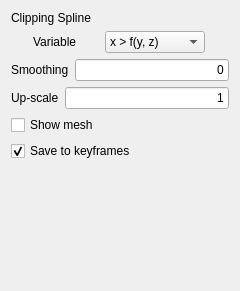
ShangWangLab/OpenChronoMorphViewer, file ui/settings_clipping_spline.ui: the form before one commit.
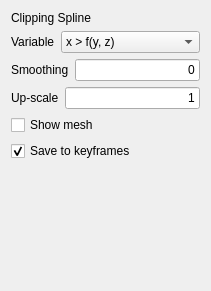
The form after the commit.

Commit message: Improved the UI for macOS and Windows

What changed in the file:
```diff
--- a/ui/settings_clipping_spline.ui
+++ b/ui/settings_clipping_spline.ui
@@ -6,7 +6,7 @@
    <rect>
     <x>0</x>
     <y>0</y>
-    <width>240</width>
+    <width>211</width>
     <height>291</height>
    </rect>
   </property>
@@ -68,16 +68,10 @@
      </item>
      <item>
       <widget class="QComboBox" name="select_variable">
-       <property name="sizePolicy">
-        <sizepolicy hsizetype="Maximum" vsizetype="Fixed">
-         <horstretch>0</horstretch>
-         <verstretch>0</verstretch>
-        </sizepolicy>
-       </property>
-       <property name="maximumSize">
+       <property name="minimumSize">
         <size>
-         <width>100</width>
-         <height>16777215</height>
+         <width>10</width>
+         <height>0</height>
         </size>
        </property>
        <property name="focusPolicy">
@@ -131,10 +125,10 @@
      </item>
      <item>
       <widget class="QLineEdit" name="edit_regularization">
-       <property name="maximumSize">
+       <property name="minimumSize">
         <size>
-         <width>16777215</width>
-         <height>16777215</height>
+         <width>10</width>
+         <height>0</height>
         </size>
        </property>
        <property name="toolTip">
@@ -164,6 +158,12 @@
      </item>
      <item>
       <widget class="QLineEdit" name="edit_upscale">
+       <property name="minimumSize">
+        <size>
+         <width>10</width>
+         <height>0</height>
+        </size>
+       </property>
        <property name="toolTip">
         <string>Values &gt;1 speed up mask generation at the cost of lower resolution.</string>
        </property>
```
The commit also changes 6 other files.
